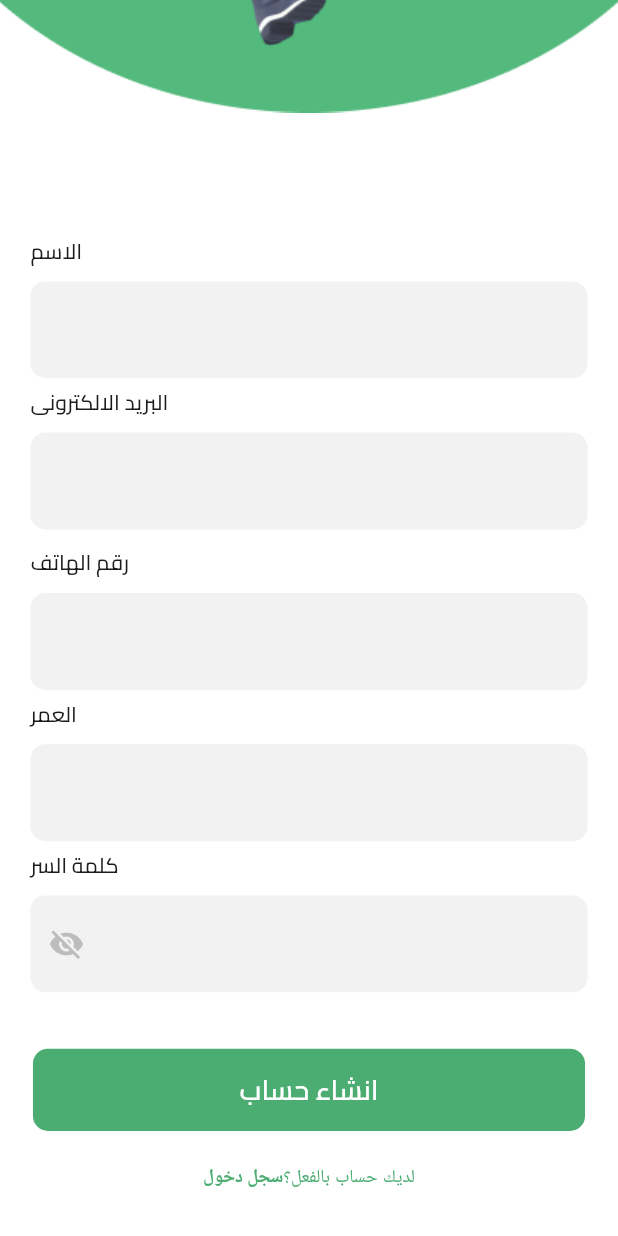
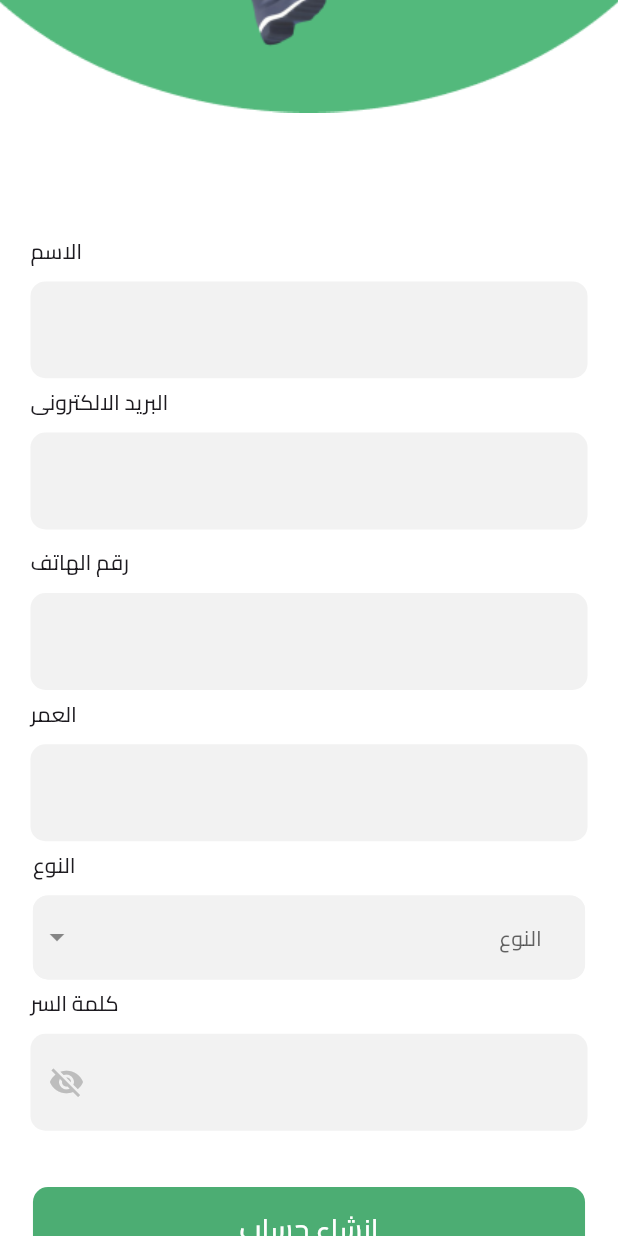
Before and after one commit to aliNassef/fetra, a Flutter app: the SignUpView screen opened by its route, scrolled down 304 dp, on a phone screen of 412 x 824 dp. Run offline on Flutter 3.47's test engine with Material 3 defaults, Android fonts, the phone set to English and light mode, and no system bars; our stand-ins replace dartz, dio, dropdown_button2, equatable, flutter_bloc, flutter_screenutil and 6 more; accounts and stored records are empty.

Commit message:
drop down and sign up ui done

```diff
--- a/lib/features/auth/sign_up/presentation/view_model/cubit/sign_up_cubit.dart
+++ b/lib/features/auth/sign_up/presentation/view_model/cubit/sign_up_cubit.dart
@@ -14,6 +14,7 @@ class SignUpCubit extends Cubit<SignUpState> {
   TextEditingController signUpEmail = TextEditingController();
   TextEditingController signUpAge = TextEditingController();
   TextEditingController signUpPhone = TextEditingController();
+  TextEditingController signUpGender = TextEditingController();
 
   final SignUpRepo authRepo;
   signUp() async {
@@ -22,7 +23,7 @@ class SignUpCubit extends Cubit<SignUpState> {
       name: signUpname.text,
       email: signUpEmail.text,
       pass: signUpPass.text,
-      type: 'male',
+      type: signUpGender.text,
       age: signUpAge.text,
       phone: signUpPhone.text,
     );
--- /dev/null
+++ b/lib/features/auth/sign_up/presentation/views/widgets/drop_down_gender.dart
@@ -0,0 +1,115 @@
+import 'package:dropdown_button2/dropdown_button2.dart';
+import 'package:fetra/core/utils/app_colors.dart';
+import 'package:fetra/core/utils/app_styles.dart';
+import 'package:flutter/material.dart';
+import 'package:flutter_bloc/flutter_bloc.dart';
+import 'package:flutter_screenutil/flutter_screenutil.dart';
+
+import '../../../../../../core/shared/functions/locale.dart';
+import '../../../../../../generated/l10n.dart';
+import '../../view_model/cubit/sign_up_cubit.dart';
+
+class DropDownGender extends StatelessWidget {
+  const DropDownGender({super.key});
+
+  @override
+  Widget build(BuildContext context) {
+    return Padding(
+      padding: EdgeInsets.symmetric(horizontal: 20.w),
+      child: Column(
+        crossAxisAlignment:
+            isArabic() ? CrossAxisAlignment.start : CrossAxisAlignment.end,
+        children: [
+          Text(
+            S.of(context).type,
+            style: AppStyles.titleAuth,
+          ),
+          SizedBox(
+            height: 10.h,
+          ),
+          DropdownButtonFormField2<String>(
+            isExpanded: true,
+            decoration: InputDecoration(
+              filled: true,
+              fillColor: AppColors.textFieldFillColor,
+              // Add Horizontal padding using menuItemStyleData.padding so it matchess
+              // the menu padding when button's width is not specified.
+              contentPadding: const EdgeInsets.symmetric(vertical: 16),
+              border: buildBorderDropDownGender(),
+              enabledBorder: buildBorderDropDownGender(),
+              focusedBorder: buildBorderDropDownGender(),
+
+              // Add more decoration..
+            ),
+            hint: Text(
+              S.of(context).type,
+              style: AppStyles.titleAuth,
+            ),
+            items: [
+              DropdownMenuItem(
+                value: S.of(context).male,
+                child: Text(
+                  S.of(context).male,
+                  style: AppStyles.titleAuth,
+                ),
+              ),
+              DropdownMenuItem(
+                value: S.of(context).female,
+                child: Text(
+                  S.of(context).female,
+                  style: AppStyles.titleAuth,
+                ),
+              ),
+            ],
+            validator: (value) {
+              if (value == null) {
+                return S.of(context).please_select_gender;
+              }
+              return null;
+            },
+            onChanged: (value) {
+              context.read<SignUpCubit>().signUpGender.text = value.toString();
+            },
+            onSaved: (value) {
+              context.read<SignUpCubit>().signUpGender.text = value.toString();
+            },
+            buttonStyleData: ButtonStyleData(
+              decoration: BoxDecoration(
+                borderRadius: BorderRadius.circular(10),
+                color: AppColors.textFieldFillColor,
+              ),
+              padding: EdgeInsets.only(right: 8.w),
+            ),
+            iconStyleData: const IconStyleData(
+              icon: Icon(
+                Icons.arrow_drop_down,
+                color: Colors.black45,
+              ),
+              iconSize: 24,
+            ),
+            dropdownStyleData: DropdownStyleData(
+              decoration: BoxDecoration(
+                borderRadius: BorderRadius.circular(10),
+                border: Border.all(
+                  color: AppColors.textFieldFillColor,
+                ),
+              ),
+            ),
+            menuItemStyleData: const MenuItemStyleData(
+              padding: EdgeInsets.symmetric(horizontal: 16),
+            ),
+          ),
+        ],
+      ),
+    );
+  }
+
+  OutlineInputBorder buildBorderDropDownGender() {
+    return OutlineInputBorder(
+      borderRadius: BorderRadius.circular(10),
+      borderSide: const BorderSide(
+        color: AppColors.textFieldFillColor,
+      ),
+    );
+  }
+}
--- a/lib/features/auth/sign_up/presentation/views/widgets/sign_up_view_body.dart
+++ b/lib/features/auth/sign_up/presentation/views/widgets/sign_up_view_body.dart
@@ -1,3 +1,4 @@
+import 'package:dropdown_button2/dropdown_button2.dart';
 import 'package:fetra/features/auth/sign_up/presentation/view_model/cubit/sign_up_cubit.dart';
 import 'package:fetra/features/auth/sign_up/presentation/view_model/cubit/sign_up_state.dart';
 import 'package:flutter/material.dart';
@@ -11,6 +12,7 @@ import '../../../../../../core/utils/app_images.dart';
 import '../../../../../../core/utils/app_styles.dart';
 import '../../../../../../generated/l10n.dart';
 import '../../../../sign_in/presentation/views/widgets/custom_auth_button.dart';
+import 'drop_down_gender.dart';
 
 class SignUpViewBody extends StatelessWidget {
   const SignUpViewBody({super.key});
@@ -98,6 +100,10 @@ class SignUpViewBody extends StatelessWidget {
             SizedBox(
               height: 6.h,
             ),
+            const DropDownGender(),
+            SizedBox(
+              height: 6.h,
+            ),
             CustomAuthButton(
               controller: context.read<SignUpCubit>().signUpPass,
               isSecure: true,
--- a/lib/l10n/intl_en.arb
+++ b/lib/l10n/intl_en.arb
@@ -16,5 +16,8 @@
     "signNow" : "سجل دخول",
     "type" : "النوع" ,
     "age" : "العمر",
-    "phone" : "رقم الهاتف"
+    "phone" : "رقم الهاتف",
+    "please_select_gender"  : "من فضلك اختر الجنس",
+    "male" : "ذكر",
+    "female" : "أنثى"
 }
```
Also changed, not shown: lib/generated/intl/messages_en.dart, lib/generated/l10n.dart.
